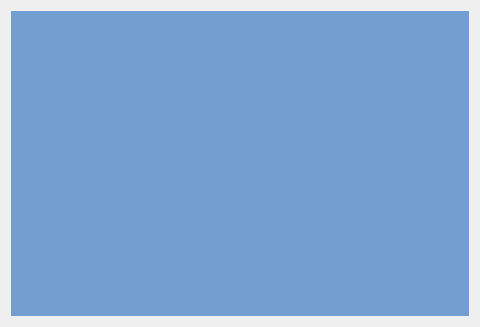
The window that Views/TestCameraWin2.ui (xzlxiao/TheOneEye) describes before a commit, drawn with Qt 5.
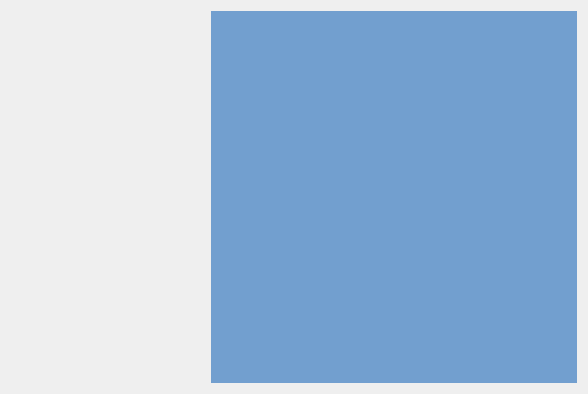
The same window after the commit.

Patch:
```diff
--- a/Views/TestCameraWin2.ui
+++ b/Views/TestCameraWin2.ui
@@ -6,8 +6,8 @@
    <rect>
     <x>0</x>
     <y>0</y>
-    <width>480</width>
-    <height>327</height>
+    <width>588</width>
+    <height>394</height>
    </rect>
   </property>
   <property name="windowTitle">
@@ -16,8 +16,14 @@
   <layout class="QGridLayout" name="gridLayout">
    <item row="0" column="0">
     <layout class="QGridLayout" name="mainlayout1">
-     <item row="0" column="0">
+     <item row="0" column="1">
       <widget class="QLabel" name="lbCameraShow">
+       <property name="sizePolicy">
+        <sizepolicy hsizetype="Expanding" vsizetype="Preferred">
+         <horstretch>0</horstretch>
+         <verstretch>0</verstretch>
+        </sizepolicy>
+       </property>
        <property name="styleSheet">
         <string notr="true">background-color: rgb(114, 159, 207);</string>
        </property>
@@ -26,6 +32,22 @@
        </property>
       </widget>
      </item>
+     <item row="0" column="0">
+      <spacer name="horizontalSpacer">
+       <property name="orientation">
+        <enum>Qt::Horizontal</enum>
+       </property>
+       <property name="sizeType">
+        <enum>QSizePolicy::Fixed</enum>
+       </property>
+       <property name="sizeHint" stdset="0">
+        <size>
+         <width>200</width>
+         <height>20</height>
+        </size>
+       </property>
+      </spacer>
+     </item>
     </layout>
    </item>
   </layout>
```
